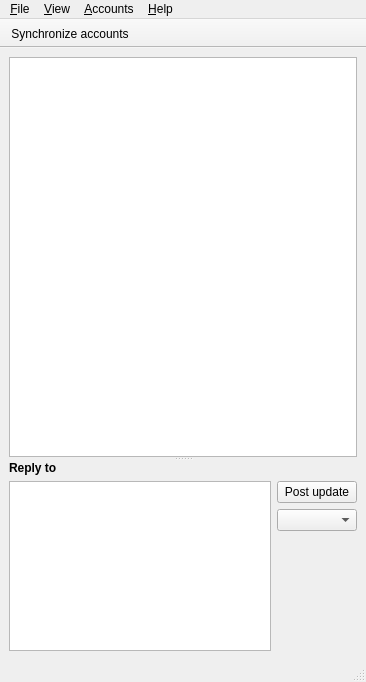
The window that qtui/mainwindow.ui (pierrejean-coudert/pwytter) describes before a commit, drawn with Qt 5.
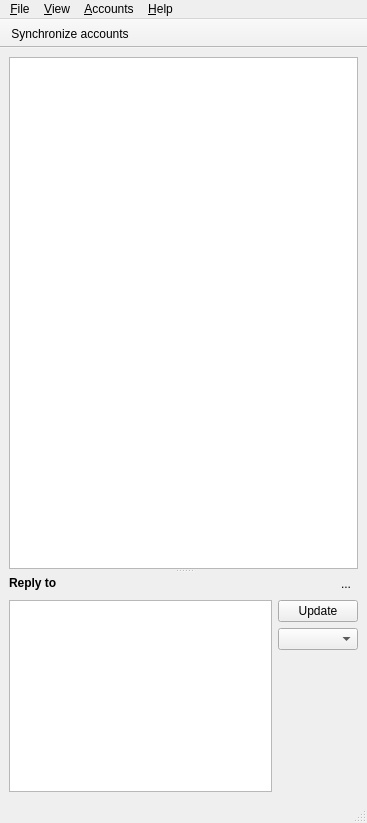
The same window after the commit. Icons and pictures are not drawn. Custom widgets are drawn as their Qt base class.

```diff
--- a/qtui/mainwindow.ui
+++ b/qtui/mainwindow.ui
@@ -5,8 +5,8 @@
    <rect>
     <x>0</x>
     <y>0</y>
-    <width>366</width>
-    <height>682</height>
+    <width>367</width>
+    <height>823</height>
    </rect>
   </property>
   <property name="windowTitle" >
@@ -23,30 +23,79 @@
      <verstretch>0</verstretch>
     </sizepolicy>
    </property>
-   <layout class="QHBoxLayout" name="horizontalLayout_2" >
+   <layout class="QHBoxLayout" name="horizontalLayout_3" >
     <item>
      <widget class="QSplitter" name="splitter" >
       <property name="orientation" >
        <enum>Qt::Vertical</enum>
       </property>
-      <widget class="TweetView" name="tweetView" />
+      <widget class="TweetView" name="tweetView" >
+       <property name="sizePolicy" >
+        <sizepolicy vsizetype="Expanding" hsizetype="Expanding" >
+         <horstretch>0</horstretch>
+         <verstretch>1</verstretch>
+        </sizepolicy>
+       </property>
+      </widget>
       <widget class="QWidget" name="" >
        <layout class="QVBoxLayout" name="verticalLayout_2" >
         <item>
-         <widget class="QLabel" name="replyLabel" >
-          <property name="text" >
-           <string>&lt;b>Reply to&lt;/b></string>
-          </property>
-         </widget>
+         <layout class="QHBoxLayout" name="horizontalLayout_2" >
+          <item>
+           <widget class="QLabel" name="replyLabel" >
+            <property name="sizePolicy" >
+             <sizepolicy vsizetype="Fixed" hsizetype="Expanding" >
+              <horstretch>0</horstretch>
+              <verstretch>0</verstretch>
+             </sizepolicy>
+            </property>
+            <property name="text" >
+             <string>&lt;b>Reply to&lt;/b></string>
+            </property>
+            <property name="scaledContents" >
+             <bool>false</bool>
+            </property>
+            <property name="alignment" >
+             <set>Qt::AlignLeading|Qt::AlignLeft|Qt::AlignTop</set>
+            </property>
+            <property name="wordWrap" >
+             <bool>true</bool>
+            </property>
+           </widget>
+          </item>
+          <item>
+           <widget class="QToolButton" name="clearReplyButton" >
+            <property name="toolTip" >
+             <string>Clear reply/direct message settings for this message.</string>
+            </property>
+            <property name="text" >
+             <string>...</string>
+            </property>
+            <property name="icon" >
+             <iconset resource="ressources.qrc" >
+              <normaloff>:/icons/icons/tango/22x22/actions/edit-clear.png</normaloff>:/icons/icons/tango/22x22/actions/edit-clear.png</iconset>
+            </property>
+            <property name="popupMode" >
+             <enum>QToolButton::DelayedPopup</enum>
+            </property>
+            <property name="toolButtonStyle" >
+             <enum>Qt::ToolButtonIconOnly</enum>
+            </property>
+            <property name="autoRaise" >
+             <bool>true</bool>
+            </property>
+           </widget>
+          </item>
+         </layout>
         </item>
         <item>
          <layout class="QHBoxLayout" name="horizontalLayout" >
           <item>
            <widget class="QPlainTextEdit" name="MessageTextEdit" >
             <property name="sizePolicy" >
-             <sizepolicy vsizetype="Ignored" hsizetype="MinimumExpanding" >
+             <sizepolicy vsizetype="Expanding" hsizetype="Expanding" >
               <horstretch>0</horstretch>
-              <verstretch>0</verstretch>
+              <verstretch>1</verstretch>
              </sizepolicy>
             </property>
            </widget>
@@ -56,7 +105,7 @@
             <item>
              <widget class="QPushButton" name="postButton" >
               <property name="text" >
-               <string>Post update</string>
+               <string>Update</string>
               </property>
              </widget>
             </item>
@@ -83,7 +132,7 @@
                <enum>Qt::Vertical</enum>
               </property>
               <property name="sizeType" >
-               <enum>QSizePolicy::MinimumExpanding</enum>
+               <enum>QSizePolicy::Expanding</enum>
               </property>
               <property name="sizeHint" stdset="0" >
                <size>
@@ -108,7 +157,7 @@
     <rect>
      <x>0</x>
      <y>0</y>
-     <width>366</width>
+     <width>367</width>
      <height>26</height>
     </rect>
    </property>
```
